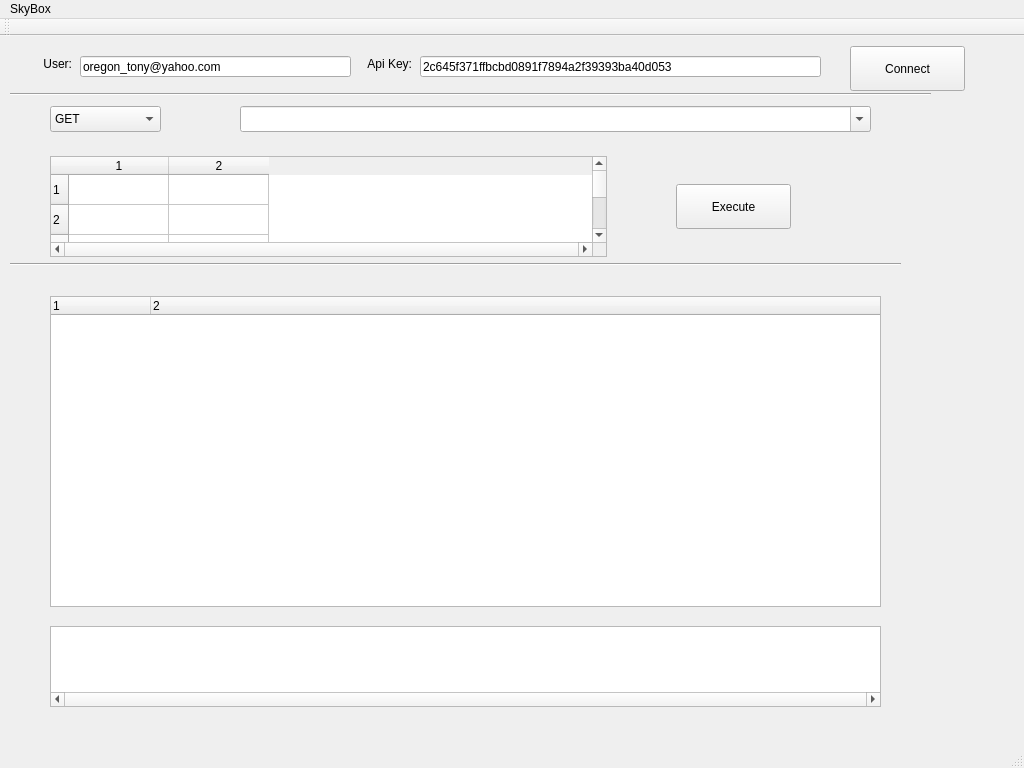
The window that skywindow.ui (oregon-tony/SkytapAPICommander) describes before a commit, drawn with Qt 5.
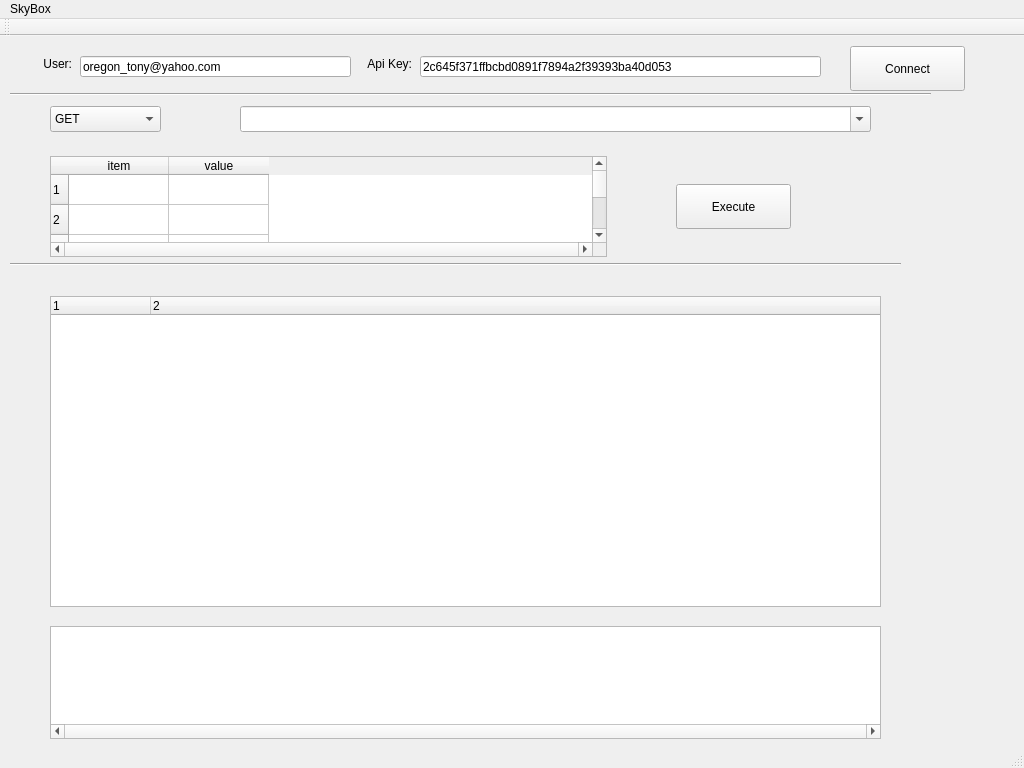
The same window after the commit.

Commit message: extracting values from grid to use in post

Diff of the .ui file:
```diff
--- a/skywindow.ui
+++ b/skywindow.ui
@@ -183,8 +183,16 @@
     <row/>
     <row/>
     <row/>
-    <column/>
-    <column/>
+    <column>
+     <property name="text">
+      <string>item</string>
+     </property>
+    </column>
+    <column>
+     <property name="text">
+      <string>value</string>
+     </property>
+    </column>
    </widget>
    <widget class="Line" name="lnHeaders">
     <property name="geometry">
@@ -205,7 +213,7 @@
       <x>50</x>
       <y>590</y>
       <width>831</width>
-      <height>81</height>
+      <height>113</height>
      </rect>
     </property>
     <property name="horizontalScrollBarPolicy">
```
Left out of the diff: 2 changed lines with no effect on the pictures. The commit also changes 2 other files.
